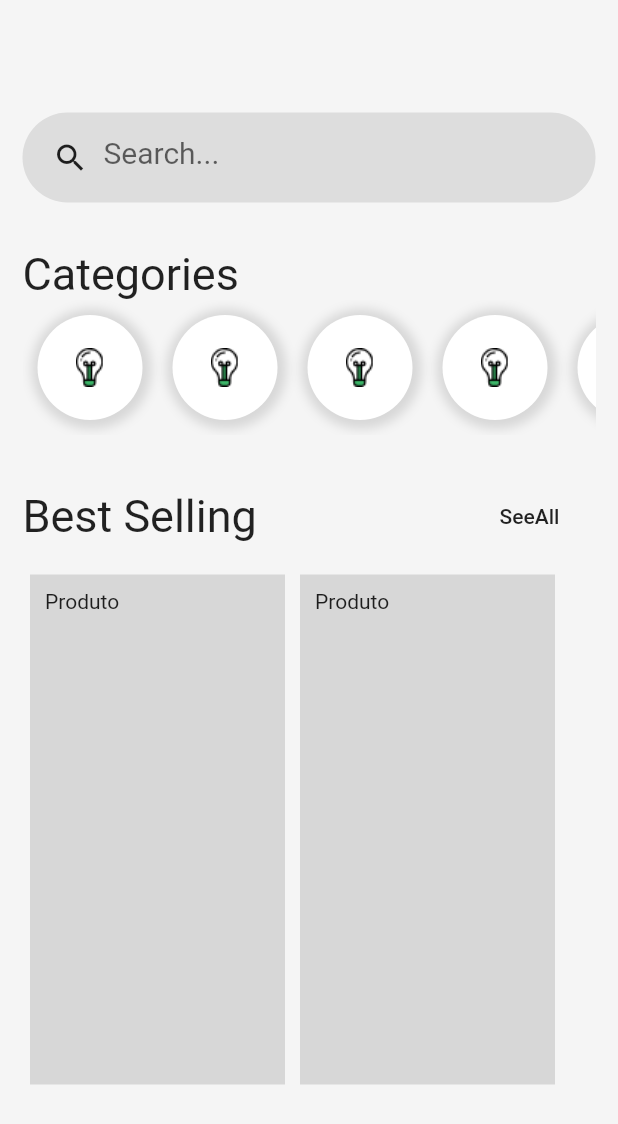
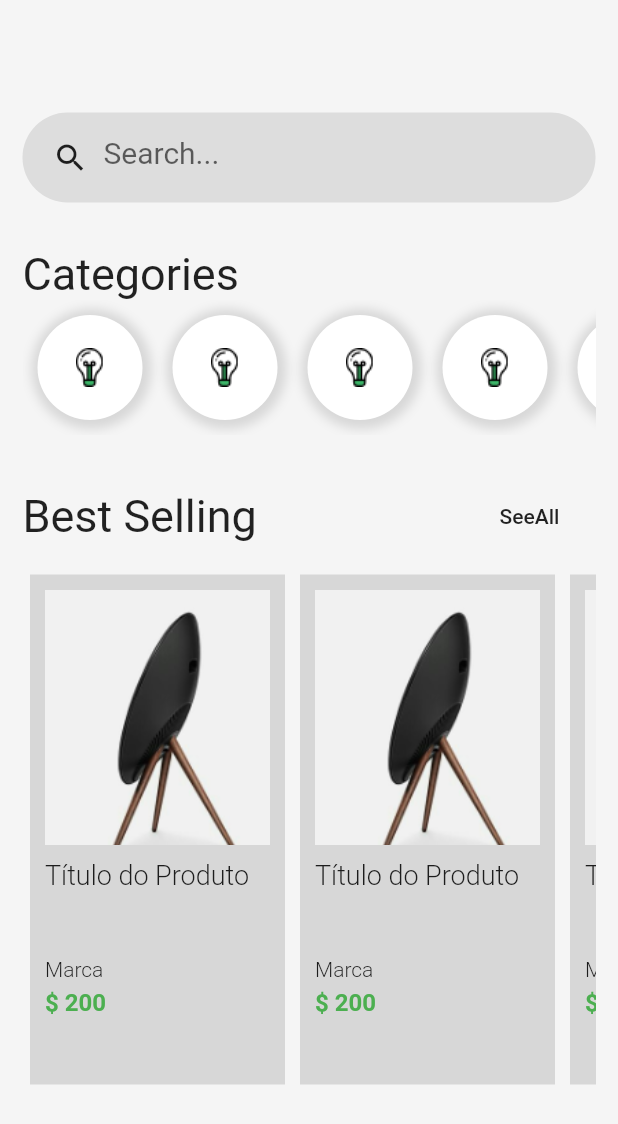
Before and after one commit to felipeminello/flutter-7185, a Flutter app: the screen it shows after launch, after a tap on "Sign In", on a phone screen of 412 x 824 dp. Shown: the top 1124 px of the screen. Run offline on Flutter 3.47's test engine with Material 2 defaults, Android fonts, the phone set to English and light mode, and no system bars.

Commit message:
listando produtos e pagina de produtos

```diff
--- a/lib/pages/home.page.dart
+++ b/lib/pages/home.page.dart
@@ -1,4 +1,5 @@
 import 'package:flutter/material.dart';
+import 'package:shopping/pages/product.page.dart';
 
 class HomePage extends StatelessWidget {
   @override
@@ -46,7 +47,7 @@ class HomePage extends StatelessWidget {
             ),
             Container(
               height: 350,
-              child: productList(),
+              child: productList(context),
             ),
           ],
         ),
@@ -137,24 +138,81 @@ Widget categoryItem() {
   );
 }
 
-Widget productList() {
+Widget productList(BuildContext context) {
   return Container(
     child: ListView(
       scrollDirection: Axis.horizontal,
       children: <Widget>[
-        productItem(),
-        productItem(),
+        productItem(context),
+        productItem(context),
+        productItem(context),
+        productItem(context),
+        productItem(context),
       ],
     ),
   );
 }
 
-Widget productItem() {
+Widget productItem(BuildContext context) {
   return Container(
+    width: 170,
     padding: EdgeInsets.all(10),
     margin: EdgeInsets.all(5),
-    width: 170,
     color: Colors.black12,
-    child: Text('Produto'),
+    child: Column(
+      crossAxisAlignment: CrossAxisAlignment.start,
+      children: <Widget>[
+        GestureDetector(
+          onTap: () {
+            Navigator.push(
+              context,
+              MaterialPageRoute(
+                builder: (context) => ProductPage(),
+              ),
+            );
+          },
+          child: Image.asset(
+            'assets/product-1.png',
+            width: 170,
+            height: 170,
+            fit: BoxFit.cover,
+          ),
+        ),
+        SizedBox(
+          height: 10,
+        ),
+        Container(
+          height: 60,
+          child: Text(
+            'Título do Produto',
+            style: TextStyle(
+              fontSize: 18,
+              fontWeight: FontWeight.w300,
+            ),
+          ),
+        ),
+        SizedBox(
+          height: 5,
+        ),
+        Text(
+          'Marca',
+          style: TextStyle(
+            fontSize: 14,
+            fontWeight: FontWeight.w300,
+          ),
+        ),
+        SizedBox(
+          height: 5,
+        ),
+        Text(
+          '\$ 200',
+          style: TextStyle(
+            fontSize: 16,
+            fontWeight: FontWeight.bold,
+            color: Colors.green,
+          ),
+        )
+      ],
+    ),
   );
 }
```
Also changed, not shown: lib/pages/product.page.dart (added, +78 -0 lines), pubspec.yaml (+14 -0 lines), assets/Icon_Men_Shoe.png (renamed from assets/Icon_Mens_Shoe.png), assets/Icon_Women_Shoe.png (renamed from assets/Icon_Womens_Shoe.png).
